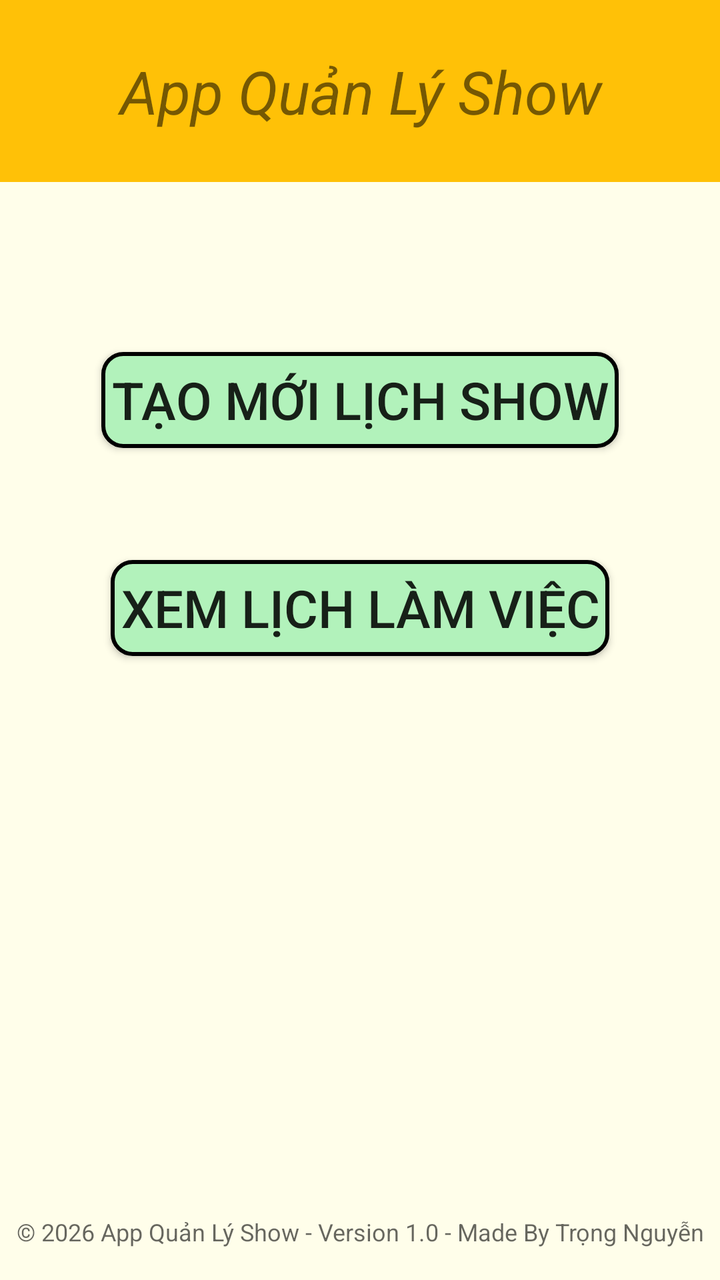
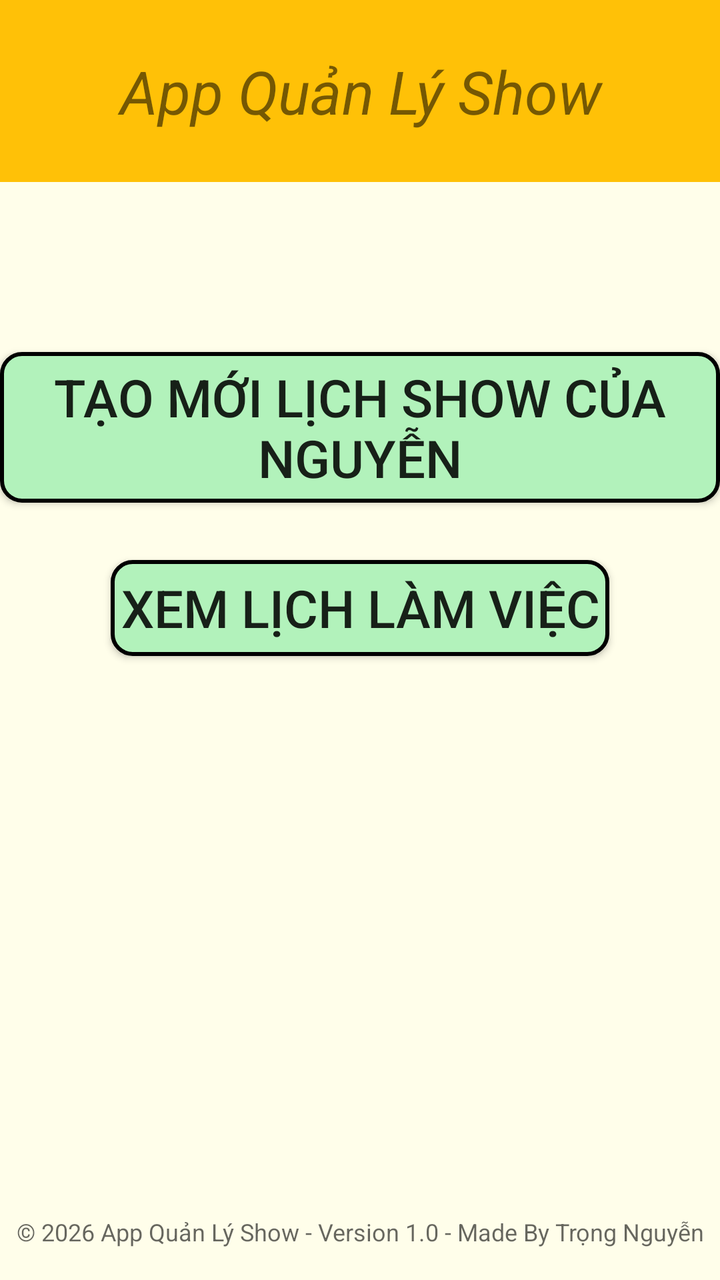

Screens rendered from an Android XML layout before and after an edit, with the pre-edit source and the edit as a unified diff.
<!-- AndroidManifest.xml: application theme Theme.QL_Show -->
<!-- res/layout/activity_main.xml -->
<?xml version="1.0" encoding="utf-8"?>
<androidx.constraintlayout.widget.ConstraintLayout xmlns:android="http://schemas.android.com/apk/res/android"
    xmlns:app="http://schemas.android.com/apk/res-auto"
    xmlns:tools="http://schemas.android.com/tools"
    android:id="@+id/main"
    android:layout_width="match_parent"
    android:layout_height="match_parent"
    tools:context=".MainActivity"
    android:background="#FFFEEA"
    >

    <TextView
        android:id="@+id/header_lb"
        android:layout_width="415dp"
        android:layout_height="91dp"
        android:background="#FFC107"
        android:padding="20dp"
        android:text="App Quản Lý Show"

        android:textSize="30sp"
        android:textStyle="italic"
        android:gravity="center"

        app:layout_constraintEnd_toEndOf="parent"
        app:layout_constraintStart_toStartOf="parent"
        app:layout_constraintTop_toTopOf="parent" />


    <Button
        android:id="@+id/tao_moi"
        android:layout_width="wrap_content"
        android:layout_height="wrap_content"
        android:layout_marginTop="176dp"
        android:background="@drawable/btn"
        android:text="Tạo Mới Lịch Show"

        android:textSize="26sp"
        app:layout_constraintEnd_toEndOf="parent"
        android:padding="5dp"

        app:layout_constraintStart_toStartOf="parent"
        app:layout_constraintTop_toTopOf="parent" />

    <Button
        android:id="@+id/xem_lich"
        android:layout_width="wrap_content"
        android:layout_height="wrap_content"
        android:layout_marginTop="280dp"
        android:background="@drawable/btn"
        android:text="Xem Lịch Làm Việc"
        android:padding="5dp"

        android:textSize="26sp"
        app:layout_constraintEnd_toEndOf="parent"

        app:layout_constraintStart_toStartOf="parent"
        app:layout_constraintTop_toTopOf="parent" />

    <TextView
        android:id="@+id/footer_lb"
        android:layout_width="wrap_content"
        android:layout_height="wrap_content"
        android:text="© 2026 App Quản Lý Show - Version 1.0 - Made By Trọng Nguyễn"

        android:textSize="12sp"

        android:alpha="0.6"

        android:textColor="#000000"

        app:layout_constraintBottom_toBottomOf="parent"
        app:layout_constraintEnd_toEndOf="parent"
        app:layout_constraintStart_toStartOf="parent"
        android:layout_marginBottom="16dp" />


</androidx.constraintlayout.widget.ConstraintLayout>
<!-- resources referenced by this layout -->
<resources>
  <!-- drawable btn (drawable) -->
  <?xml version="1.0" encoding="utf-8"?>
  <selector xmlns:android="http://schemas.android.com/apk/res/android">
  
      
      <item android:state_pressed="true">
          <shape>
              <solid android:color="#FFD700"/>
              <corners android:radius="10dp"/>
          </shape>
      </item>
  
      
      <item>
          <shape>
              <solid android:color="#B2F2BB"/>
              <stroke
                  android:width="2dp"
                  android:color="#000000"/>
              <corners android:radius="10dp"/>
          </shape>
      </item>
  
  </selector>
  <style name="Theme.QL_Show" parent="Base.Theme.QL_Show" />
  <style name="Base.Theme.QL_Show" parent="Theme.AppCompat.Light.DarkActionBar">
          
  
          
      </style>
</resources>

<!-- the commit's change to res/layout/activity_main.xml (unified diff, before → after) -->
@@ -32,7 +32,7 @@
         android:layout_height="wrap_content"
         android:layout_marginTop="176dp"
         android:background="@drawable/btn"
-        android:text="Tạo Mới Lịch Show"
+        android:text="Tạo Mới Lịch Show của Nguyễn"
 
         android:textSize="26sp"
         app:layout_constraintEnd_toEndOf="parent"
